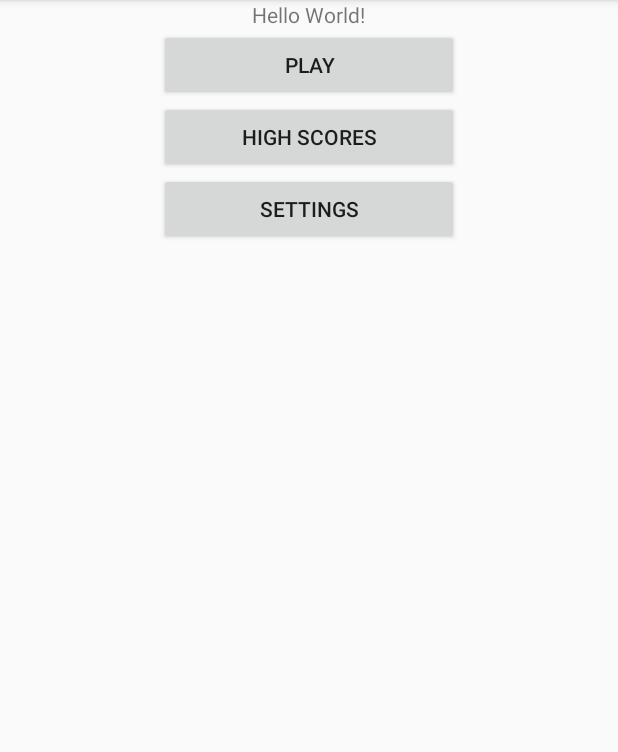
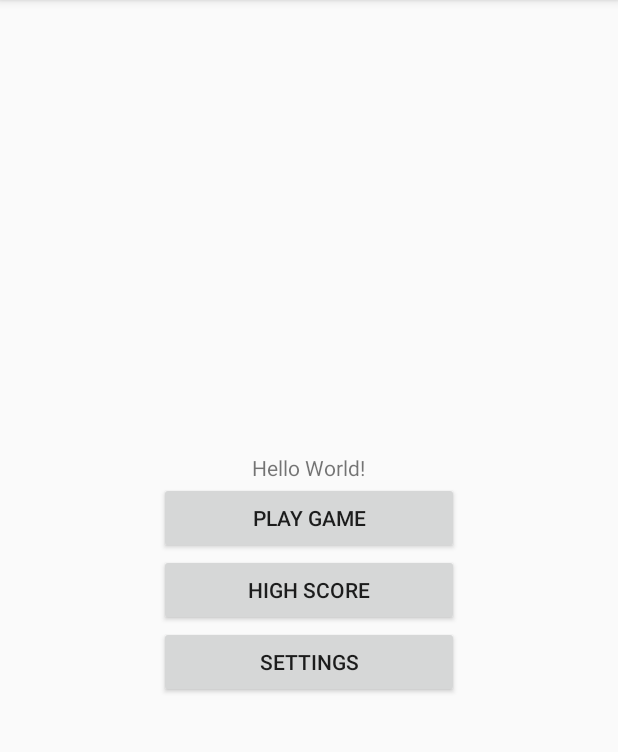
Before and after one commit to ZhouMing9919/CP3406---Educational-Game, an Android app: the screen it shows after launch (MainActivity), on a phone screen of 412 x 824 dp, the part 84-836 px from its top. Run offline under Robolectric (Android 15) with nearby library versions, the light colour scheme and no system bars.

Commit message:
Switch to not using fragments (not needed)

```diff
--- a/EducationalGame/app/src/main/AndroidManifest.xml
+++ b/EducationalGame/app/src/main/AndroidManifest.xml
@@ -19,8 +19,10 @@
                 <category android:name="android.intent.category.LAUNCHER" />
             </intent-filter>
         </activity>
-        <activity android:name=".SettingsActivity" />
-        <activity android:name=".HighScoresActivity"></activity>
+        <activity
+            android:name=".SettingsActivity"
+            android:label="@string/title_activity_settings"
+            android:theme="@style/AppTheme.NoActionBar"></activity>
     </application>
 
 </manifest>
--- a/EducationalGame/app/src/main/java/com/example/michael/educationalgame/MainActivityFragment.java
+++ /dev/null
@@ -1,22 +0,0 @@
-package com.example.michael.educationalgame;
-
-import android.support.v4.app.Fragment;
-import android.os.Bundle;
-import android.view.LayoutInflater;
-import android.view.View;
-import android.view.ViewGroup;
-
-/**
- * A placeholder fragment containing a simple view.
- */
-public class MainActivityFragment extends Fragment {
-
-    public MainActivityFragment() {
-    }
-
-    @Override
-    public View onCreateView(LayoutInflater inflater, ViewGroup container,
-                             Bundle savedInstanceState) {
-        return inflater.inflate(R.layout.fragment_main, container, false);
-    }
-}
--- a/EducationalGame/app/src/main/res/layout/content_main.xml
+++ b/EducationalGame/app/src/main/res/layout/content_main.xml
@@ -1,9 +1,41 @@
-<fragment xmlns:android="http://schemas.android.com/apk/res/android"
-xmlns:app="http://schemas.android.com/apk/res-auto"
-xmlns:tools="http://schemas.android.com/tools"
-android:id="@+id/fragment"
-android:name="com.example.michael.educationalgame.MainActivityFragment"
-android:layout_width="match_parent"
-android:layout_height="match_parent"
-app:layout_behavior="@string/appbar_scrolling_view_behavior"
-tools:layout="@layout/fragment_main" />
+<?xml version="1.0" encoding="utf-8"?>
+<LinearLayout xmlns:android="http://schemas.android.com/apk/res/android"
+    xmlns:app="http://schemas.android.com/apk/res-auto"
+    xmlns:tools="http://schemas.android.com/tools"
+    android:layout_width="match_parent"
+    android:layout_height="match_parent"
+    android:gravity="center_horizontal|center"
+    android:orientation="vertical"
+    app:layout_behavior="@string/appbar_scrolling_view_behavior"
+    tools:context="com.example.michael.educationalgame.MainActivity"
+    tools:showIn="@layout/activity_main">
+
+    <TextView
+        android:layout_width="wrap_content"
+        android:layout_height="wrap_content"
+        android:text="Hello World!"
+        app:layout_constraintBottom_toBottomOf="parent"
+        app:layout_constraintLeft_toLeftOf="parent"
+        app:layout_constraintRight_toRightOf="parent"
+        app:layout_constraintTop_toTopOf="parent" />
+
+    <Button
+        android:layout_width="wrap_content"
+        android:layout_height="wrap_content"
+        android:minWidth="200dp"
+        android:text="Play Game" />
+
+    <Button
+        android:layout_width="wrap_content"
+        android:layout_height="wrap_content"
+        android:minWidth="200dp"
+        android:text="High Score" />
+
+    <Button
+        android:layout_width="wrap_content"
+        android:layout_height="wrap_content"
+        android:minWidth="200dp"
+        android:text="Settings" />
+
+
+</LinearLayout>
--- a/EducationalGame/app/src/main/res/layout/fragment_main.xml
+++ /dev/null
@@ -1,42 +0,0 @@
-<?xml version="1.0" encoding="utf-8"?>
-<LinearLayout xmlns:android="http://schemas.android.com/apk/res/android"
-    xmlns:app="http://schemas.android.com/apk/res-auto"
-    xmlns:tools="http://schemas.android.com/tools"
-    android:layout_width="match_parent"
-    android:layout_height="match_parent"
-    android:gravity="center_horizontal"
-    android:orientation="vertical"
-    tools:context="com.example.michael.educationalgame.MainActivityFragment"
-    tools:showIn="@layout/activity_main">
-
-    <TextView
-        android:layout_width="wrap_content"
-        android:layout_height="wrap_content"
-        android:text="Hello World!"
-        app:layout_constraintBottom_toBottomOf="parent"
-        app:layout_constraintLeft_toLeftOf="parent"
-        app:layout_constraintRight_toRightOf="parent"
-        app:layout_constraintTop_toTopOf="parent" />
-
-    <Button
-        android:id="@+id/button"
-        android:layout_width="wrap_content"
-        android:layout_height="wrap_content"
-        android:minWidth="200dp"
-        android:text="Play" />
-
-    <Button
-        android:id="@+id/button2"
-        android:layout_width="wrap_content"
-        android:layout_height="wrap_content"
-        android:minWidth="200dp"
-        android:text="High Scores" />
-
-    <Button
-        android:id="@+id/button3"
-        android:layout_width="wrap_content"
-        android:layout_height="wrap_content"
-        android:minWidth="200dp"
-        android:text="Settings" />
-
-</LinearLayout>
--- a/EducationalGame/app/src/main/res/values/strings.xml
+++ b/EducationalGame/app/src/main/res/values/strings.xml
@@ -1,7 +1,5 @@
 <resources>
     <string name="app_name">EducationalGame</string>
     <string name="action_settings">Settings</string>
-
-    <!-- TODO: Remove or change this placeholder text -->
-    <string name="hello_blank_fragment">Hello blank fragment</string>
+    <string name="title_activity_settings">SettingsActivity</string>
 </resources>
```
Also changed, not shown: EducationalGame/app/src/main/java/com/example/michael/educationalgame/HighScoresActivity.java (deleted, +0 -22 lines), EducationalGame/app/src/main/java/com/example/michael/educationalgame/HighScoresFragment.java (deleted, +0 -29 lines), EducationalGame/app/src/main/java/com/example/michael/educationalgame/MainActivity.java (+3 -5 lines), EducationalGame/app/src/main/java/com/example/michael/educationalgame/SettingsActivity.java (+35 -2 lines), EducationalGame/app/src/main/java/com/example/michael/educationalgame/SettingsFragment.java (deleted, +0 -29 lines), EducationalGame/app/src/main/res/layout/activity_high_scores.xml (deleted, +0 -9 lines), EducationalGame/app/src/main/res/layout/activity_settings.xml (+21 -5 lines), EducationalGame/app/src/main/res/layout/content_settings.xml (added, +11 -0 lines), EducationalGame/app/src/main/res/layout/fragment_high_scores.xml (deleted, +0 -13 lines), EducationalGame/app/src/main/res/layout/fragment_settings.xml (deleted, +0 -13 lines), EducationalGame/app/gradle/wrapper/gradle-wrapper.properties, EducationalGame/gradle/wrapper/gradle-wrapper.properties, 1 other file.
